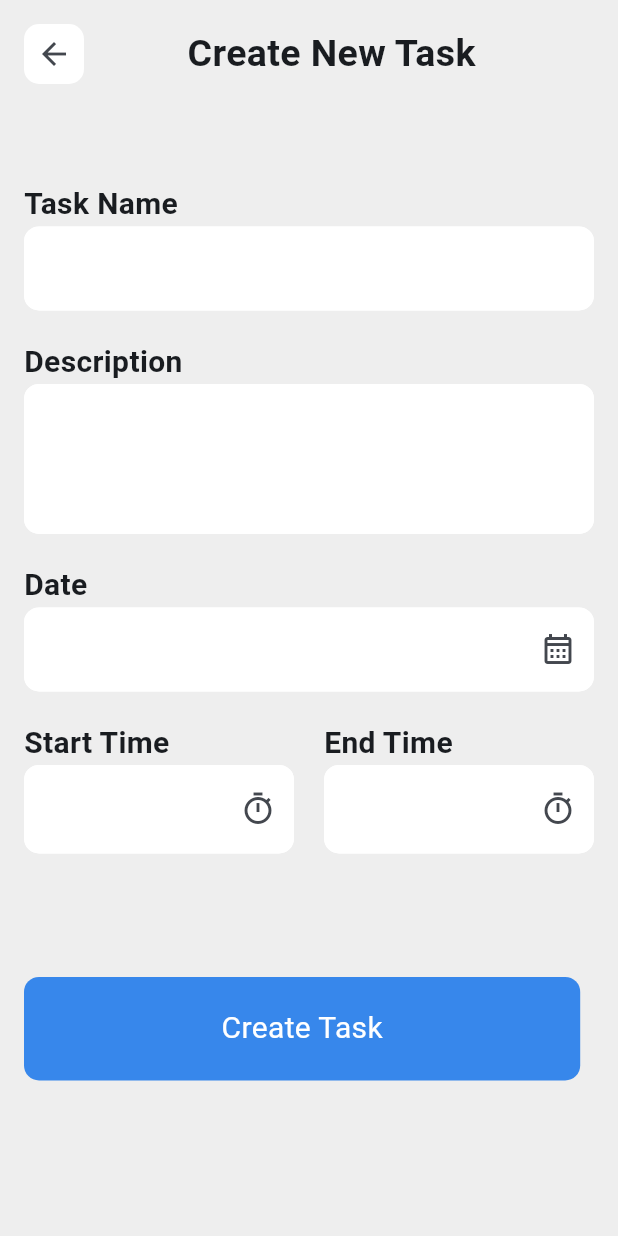
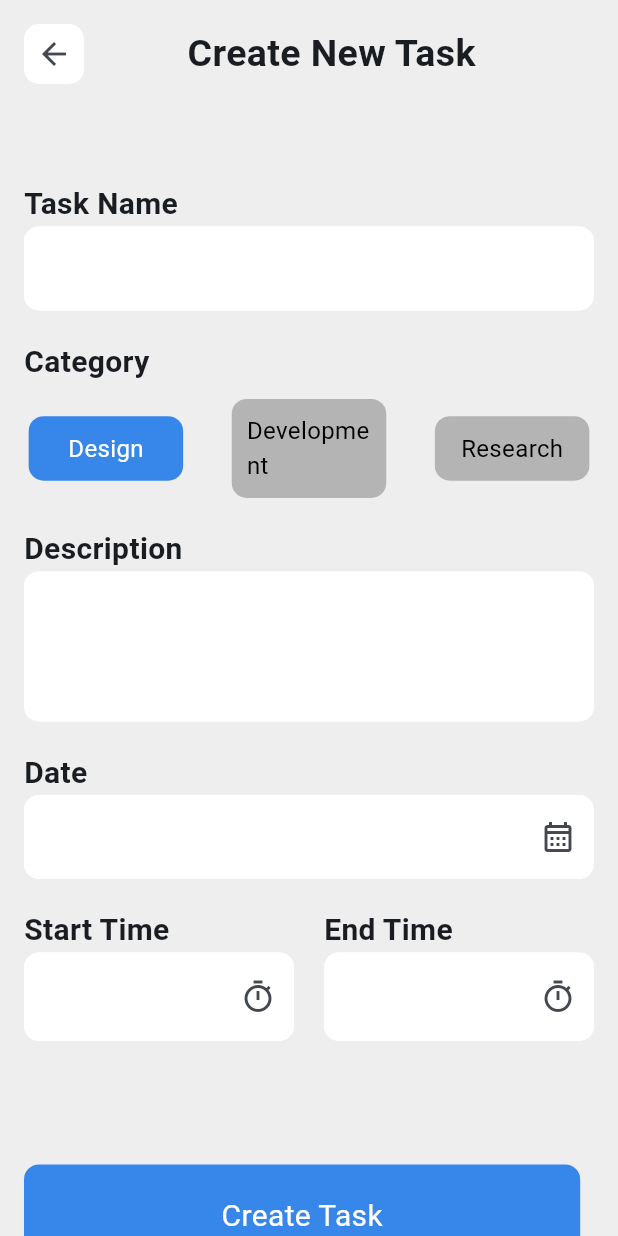
Before and after one commit to CSI-Trainee-2024/Task_4_Sparsh_2311143, a Flutter app: the screen it shows after launch, on a phone screen of 412 x 824 dp. Run offline on Flutter 3.47's test engine with Material 3 defaults, Android fonts, the light colour scheme and no system bars.

Commit message:
add todo form updated

```diff
--- a/lib/pages/add_todo.dart
+++ b/lib/pages/add_todo.dart
@@ -14,6 +14,9 @@ class AddTodo extends StatefulWidget {
 
 class _HomepageState extends State<AddTodo> {
   final _form = GlobalKey<FormState>();
+
+  final List<String> categories = ["Design", "Development", "Research"];
+  int selectedCategory = 0;
 
   final TextEditingController _dateController = TextEditingController();
   final TextEditingController _startTimeController = TextEditingController();
@@ -72,6 +75,27 @@ class _HomepageState extends State<AddTodo> {
 
       // Navigator.pop(context, todo);
     }
+  }
+
+  GestureDetector _getCategoryContainers(
+      String text, bool isSelected, int index) {
+    return GestureDetector(
+        onTap: (){
+          setState(() {
+            selectedCategory = index;
+          });
+        },
+        child: Container(
+          width: screenWidth /4,
+                  alignment: Alignment.center,
+                  padding: EdgeInsets.all(10),
+                  decoration: BoxDecoration(
+          color:isSelected ?  blueColor : borderColor, borderRadius: BorderRadius.circular(10)),
+                  child: Text(
+        text,
+        style: TextStyle(fontSize: 16, color: isSelected ? whiteColor : blackcolor),
+                  ),
+                ));
   }
 
   Text _getTextFormFieldHeading(String text) {
@@ -184,6 +208,23 @@ class _HomepageState extends State<AddTodo> {
                   SizedBox(
                     height: 20,
                   ),
+                  _getTextFormFieldHeading("Category"),
+                                    SizedBox(
+                    height: 10,
+                  ),
+                  Row(
+                    mainAxisAlignment: MainAxisAlignment.spaceAround,
+                    children: [
+                      _getCategoryContainers(categories[0], selectedCategory == 0, 0),
+                      SizedBox(width: 20),
+                      _getCategoryContainers(categories[1], selectedCategory == 1, 1),
+                       SizedBox(width: 20),
+                      _getCategoryContainers(categories[2], selectedCategory == 2, 2),
+                    ],
+                  ),
+                  SizedBox(
+                    height: 20,
+                  ),
                   _getTextFormFieldHeading("Description"),
                   SizedBox(
                     height: 100,
```
